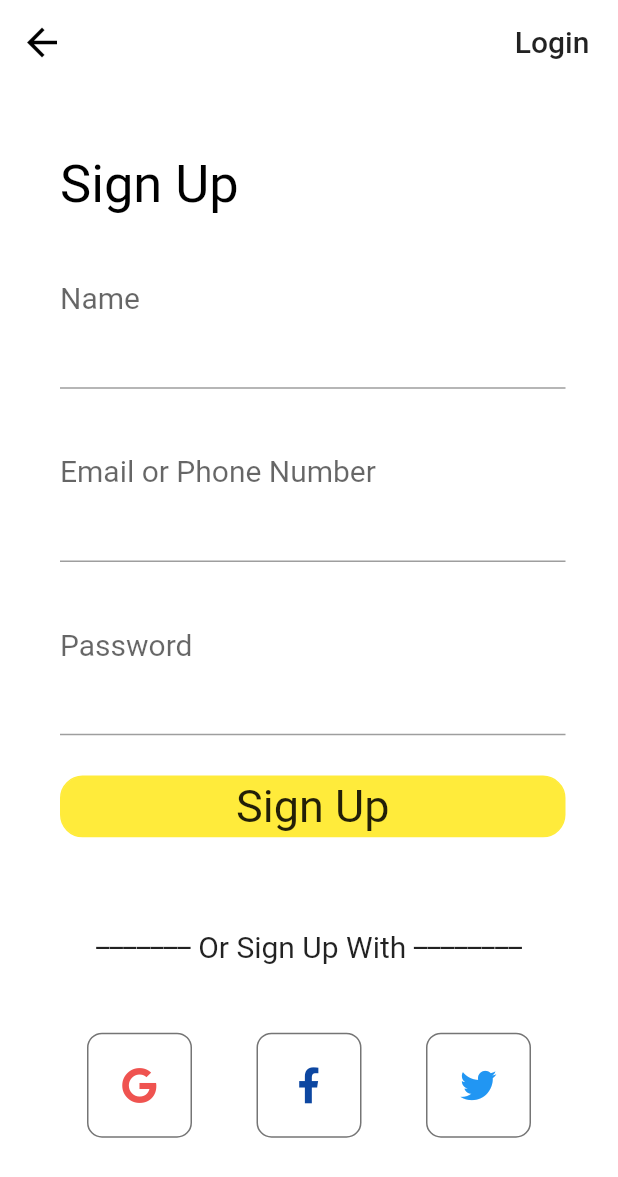
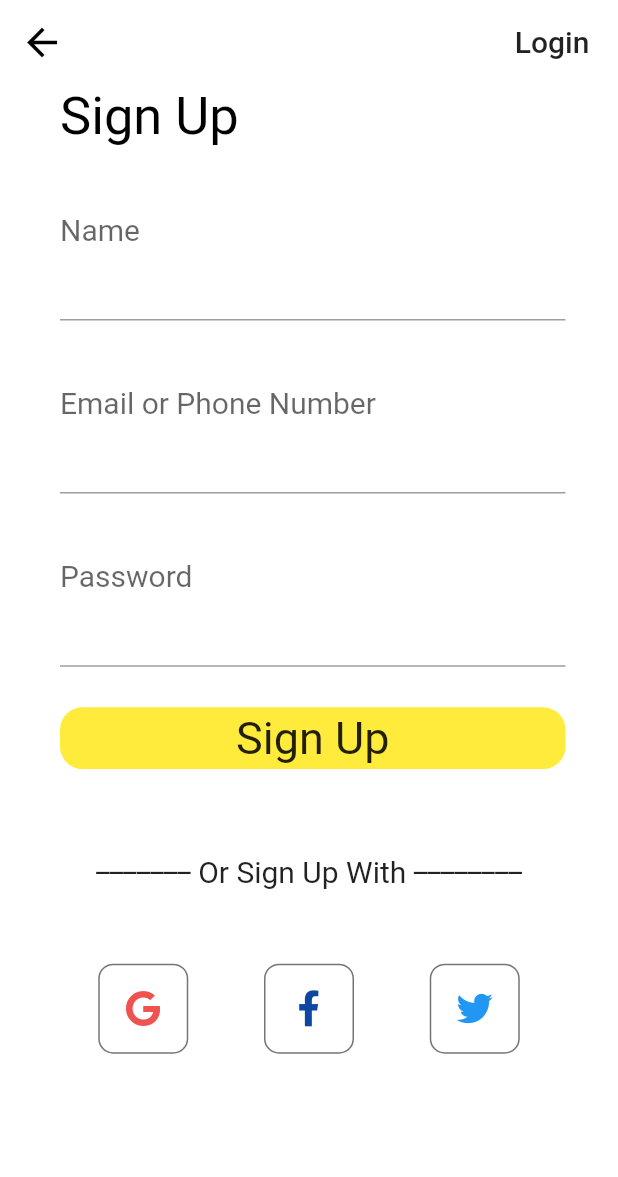
Before and after one commit to xodejunkie/fad_quizapp, a Flutter app: the screen it shows after launch, after a tap on "Sign Up", on a phone screen of 412 x 824 dp. Shown: the top 1177 px of the screen. Run offline on Flutter 3.47's test engine with Material 2 defaults, Android fonts, the light colour scheme and no system bars; our stand-ins replace flutter_svg, font_awesome_flutter.

Commit message:
Fixed Overflow issues while using TextField

```diff
--- a/lib/Screens/Login/login_screen.dart
+++ b/lib/Screens/Login/login_screen.dart
@@ -28,6 +28,7 @@ class LoginScreen extends StatelessWidget {
       body: SafeArea(
         child: Padding(
           padding: const EdgeInsets.only(left: 15.0, right: 15.0, bottom: 20.0),
+          child: SingleChildScrollView(
             child: Column(
               mainAxisAlignment: MainAxisAlignment.spaceEvenly,
               crossAxisAlignment: CrossAxisAlignment.start,
@@ -102,9 +103,9 @@ class LoginScreen extends StatelessWidget {
                     ],
                   ),
                 ),
-              // SizedBox(
-              //   height: size.height * 0.03,
-              // ),
+                SizedBox(
+                  height: size.height * 0.06,
+                ),
                 Row(
                   mainAxisAlignment: MainAxisAlignment.center,
                   children: [
@@ -121,6 +122,9 @@ class LoginScreen extends StatelessWidget {
                     overflow: TextOverflow.clip,
                     maxLines: 1,)
                   ],
+                ),
+                SizedBox(
+                  height: size.height * 0.06,
                 ),
                 Row(
                   mainAxisAlignment: MainAxisAlignment.spaceEvenly,
@@ -158,6 +162,7 @@ class LoginScreen extends StatelessWidget {
             ),
           ),
         ),
+      ),
     );
   }
 }
--- a/lib/Screens/SignUp/sign_up.dart
+++ b/lib/Screens/SignUp/sign_up.dart
@@ -32,6 +32,7 @@ class SignUpScreen extends StatelessWidget {
         backgroundColor: Colors.transparent,
       ),
       body: SafeArea(
+        child: SingleChildScrollView(
           child: Padding(
             padding: const EdgeInsets.only(left: 15.0, right: 15.0, bottom: 20.0),
             child: Column(
@@ -102,9 +103,9 @@ class SignUpScreen extends StatelessWidget {
                     ],
                   ),
                 ),
-              // SizedBox(
-              //   height: size.height * 0.03,
-              // ),
+                SizedBox(
+                  height: size.height * 0.05,
+                ),
                 Row(
                   mainAxisAlignment: MainAxisAlignment.center,
                   children: [
@@ -128,12 +129,15 @@ class SignUpScreen extends StatelessWidget {
                     )
                   ],
                 ),
+                SizedBox(
+                  height: size.height * 0.06,
+                ),
                 Row(
                   mainAxisAlignment: MainAxisAlignment.spaceEvenly,
                   children: [
                     Container(
-                    width: 70,
-                    height: 70,
+                      width: 60,
+                      height: 60,
                       decoration: BoxDecoration(
                         border: Border.all(color: Colors.black54),
                         borderRadius: BorderRadius.circular(10.0),
@@ -148,8 +152,8 @@ class SignUpScreen extends StatelessWidget {
                       )),
                     ),
                     Container(
-                    width: 70,
-                    height: 70,
+                      width: 60,
+                      height: 60,
                       decoration: BoxDecoration(
                         border: Border.all(color: Colors.black54),
                         borderRadius: BorderRadius.circular(10.0),
@@ -164,8 +168,8 @@ class SignUpScreen extends StatelessWidget {
                       )),
                     ),
                     Container(
-                    width: 70,
-                    height: 70,
+                      width: 60,
+                      height: 60,
                       decoration: BoxDecoration(
                         border: Border.all(color: Colors.black54),
                         borderRadius: BorderRadius.circular(10.0),
@@ -182,6 +186,7 @@ class SignUpScreen extends StatelessWidget {
             ),
           ),
         ),
+      ),
     );
   }
 }
```
Lines whose indentation alone changed are shown as unchanged.
